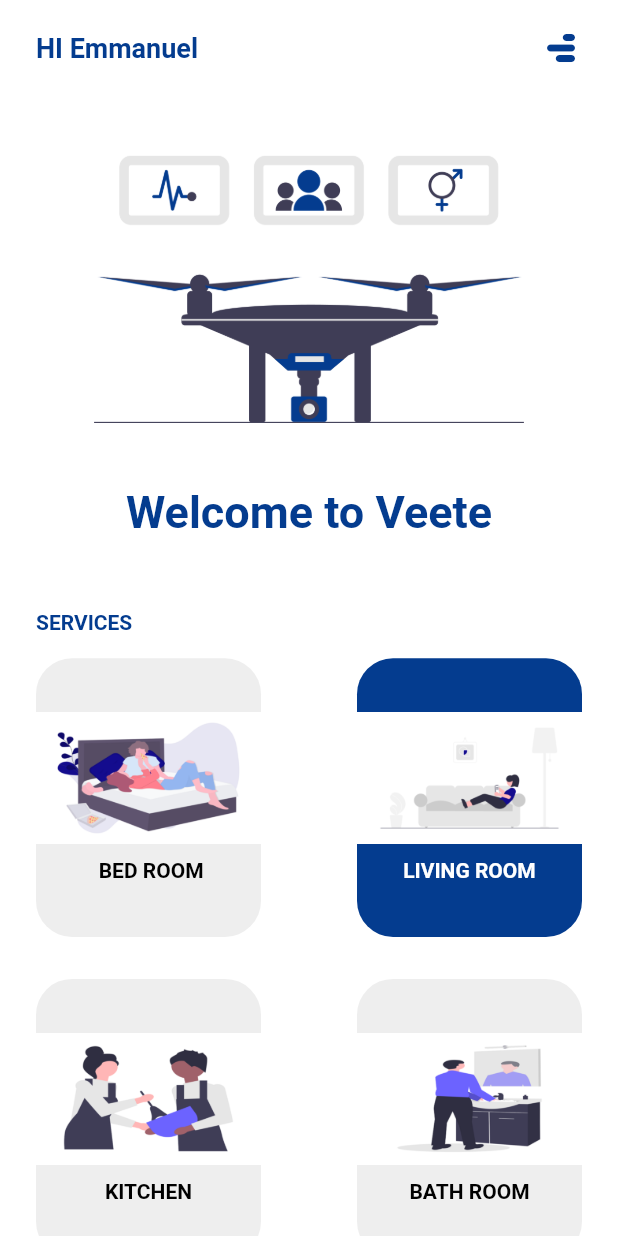
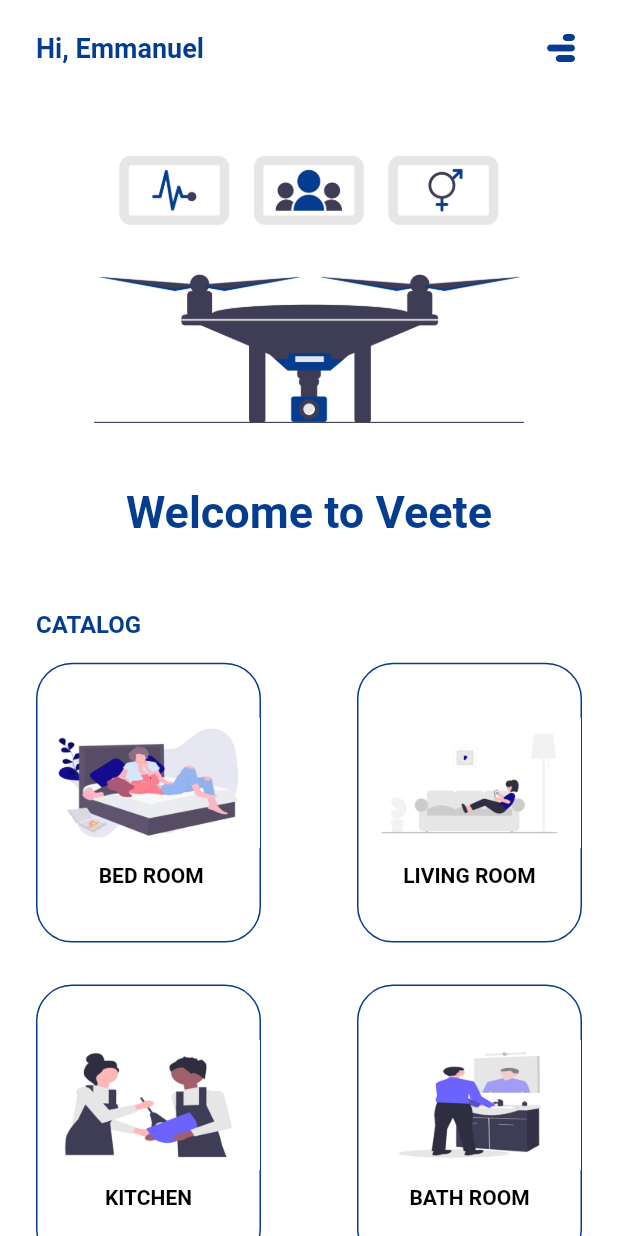
Before and after one commit to Neba-Emmanuel/veete, a Flutter app: the screen it shows after launch, on a phone screen of 412 x 824 dp. Run offline on Flutter 3.47's test engine with Material 2 defaults, Android fonts, the phone set to English and light mode, and no system bars; our stand-ins replace percent_indicator.

Commit message:
Update main.dart

```diff
--- a/lib/main.dart
+++ b/lib/main.dart
@@ -51,7 +51,7 @@ class _HomePageState extends State<HomePage> {
                 mainAxisAlignment: MainAxisAlignment.spaceBetween,
                 children: const [
                   Text(
-                    'HI Emmanuel',
+                    'Hi, Emmanuel',
                     style: TextStyle(
                       fontSize: 18,
                       color: COLORS.kOriginal,
@@ -92,9 +92,9 @@ class _HomePageState extends State<HomePage> {
                     ),
                     const SizedBox(height: 48),
                     const Text(
-                      'SERVICES',
+                      'CATALOG',
                       style: TextStyle(
-                        fontSize: 14,
+                        fontSize: 16,
                         color: COLORS.kOriginal,
                         fontWeight: FontWeight.bold,
                       ),
@@ -118,8 +118,8 @@ class _HomePageState extends State<HomePage> {
                           },
                           icon: 'assets/images/living_room.png',
                           title: 'LIVING ROOM',
-                          color: COLORS.kOriginal,
-                          fontColor: Colors.white,
+                          // color: COLORS.kOriginal,
+                          // fontColor: Colors.white,
                         ),
                       ],
                     ),
@@ -152,7 +152,7 @@ class _HomePageState extends State<HomePage> {
     required String title,
     required String icon,
     VoidCallback? onTap,
-    Color color = COLORS.kGreyColor,
+    Color color = COLORS.kPrimaryColor,
     Color fontColor = COLORS.kBlackColor,
   }) {
     return GestureDetector(
@@ -165,6 +165,7 @@ class _HomePageState extends State<HomePage> {
         decoration: BoxDecoration(
           color: color,
           borderRadius: BorderRadius.circular(24),
+          border: Border.all(color: COLORS.kOriginal),
         ),
         child: Column(
           children: [
```
